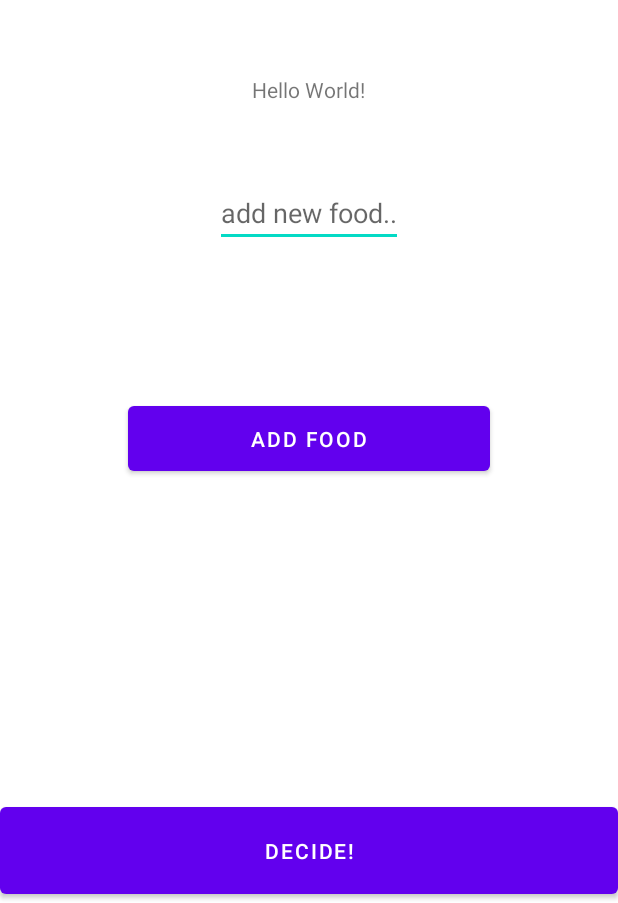
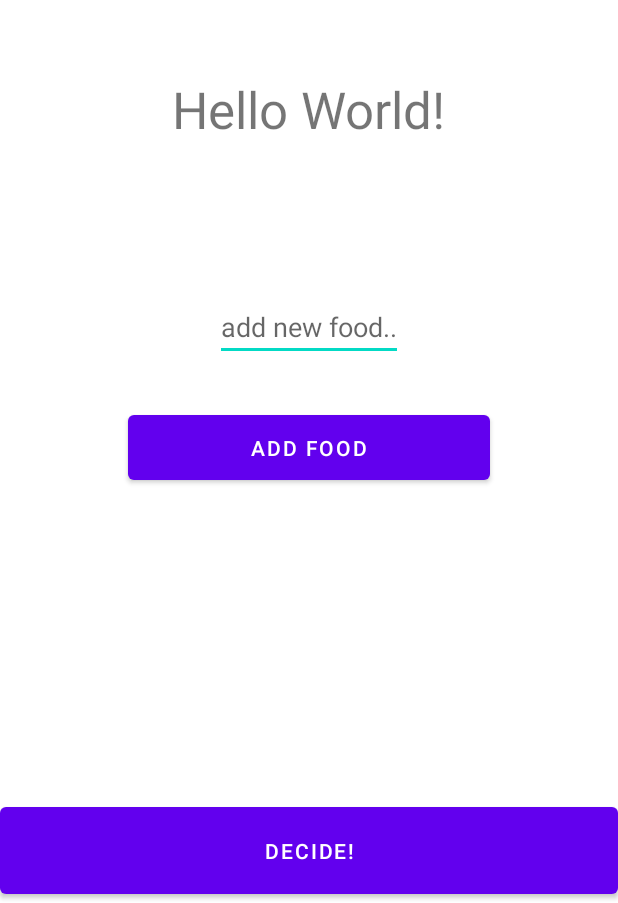
Before and after one commit to bayarbayasgalanj/MobileDeviceProgramming, an Android app: the layout activity_main.xml on its own in the app's theme, with its tools: preview values and no code run, on a phone screen of 412 x 824 dp, the part 333-1236 px from its top. Run offline under Robolectric (Android 15) with nearby library versions, the phone set to English and light mode, and no system bars.

Commit message:
fix font and layout

```diff
--- a/lab2/app/src/main/res/layout/activity_main.xml
+++ b/lab2/app/src/main/res/layout/activity_main.xml
@@ -1,10 +1,8 @@
 <?xml version="1.0" encoding="utf-8"?>
 <RelativeLayout xmlns:android="http://schemas.android.com/apk/res/android"
     xmlns:app="http://schemas.android.com/apk/res-auto"
-    xmlns:tools="http://schemas.android.com/tools"
     android:layout_width="match_parent"
     android:layout_height="match_parent"
-
     >
 
 
@@ -26,6 +24,7 @@
         android:layout_below="@+id/imageView"
         android:layout_centerHorizontal="true"
         android:layout_marginTop="50dp"
+        android:textSize="34dp"
          />
 
 
@@ -37,7 +36,7 @@
         android:inputType="text"
         android:layout_centerHorizontal="true"
         android:layout_below="@+id/textView"
-        android:layout_marginTop="50dp"
+        android:layout_marginTop="100dp"
         />
 
 
@@ -45,7 +44,7 @@
         android:id="@+id/buttonAddFood"
         android:layout_width="241dp"
         android:layout_height="55dp"
-        android:layout_marginTop="100dp"
+        android:layout_marginTop="30dp"
         android:text="ADD FOOD"
         android:layout_centerHorizontal="true"
         android:layout_below="@+id/textInput" />
```
